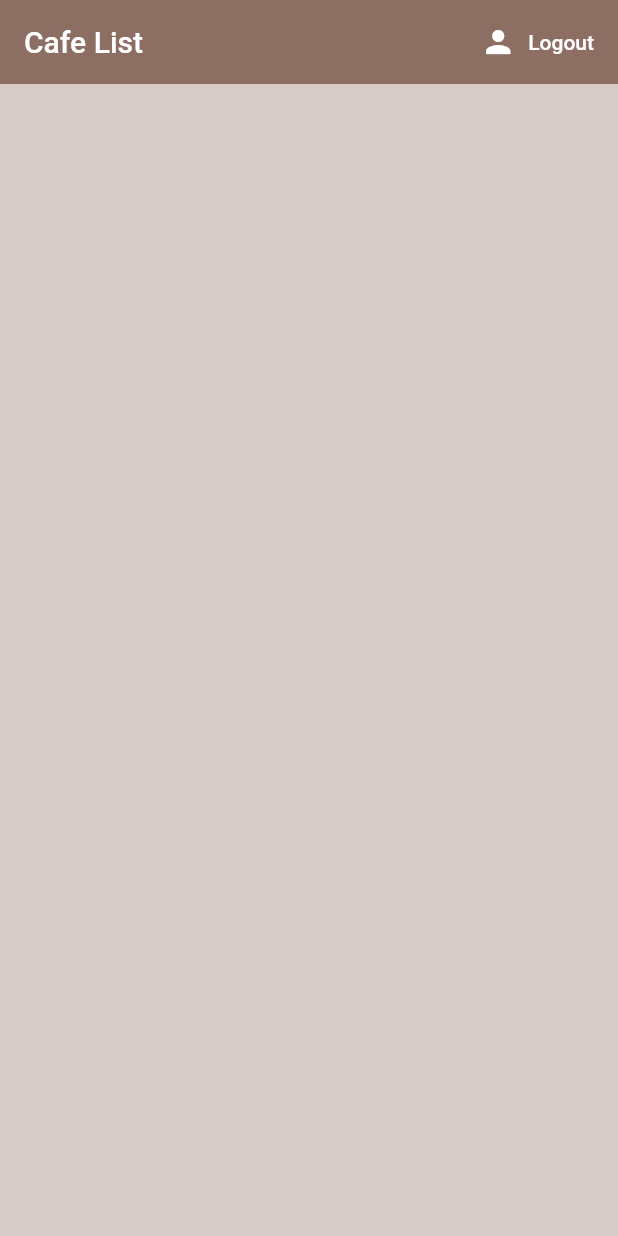
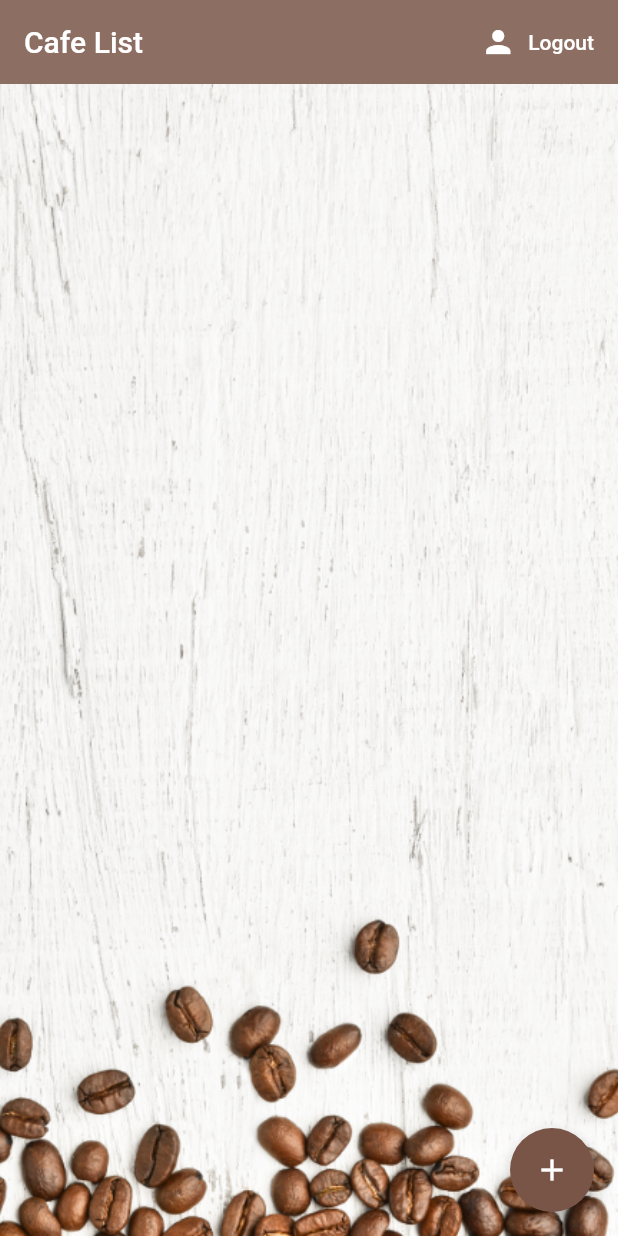
Before and after one commit to alirezanazari/flutter_cafe, a Flutter app: the screen it shows once a user with an empty profile is signed in, on a phone screen of 412 x 824 dp. Run offline on Flutter 3.47's test engine with Material 2 defaults, Android fonts, the phone set to English and light mode, and no system bars; our stand-ins replace cloud_firestore, firebase_auth, flutter_spinkit; accounts and stored records are empty.

Commit message:
Complete add new Cafe

```diff
--- a/lib/data/auth.dart
+++ b/lib/data/auth.dart
@@ -1,5 +1,4 @@
 import 'package:firebase_auth/firebase_auth.dart';
-import 'package:fluttercafe/data/cafe.dart';
 import 'package:fluttercafe/data/entity/user.dart';
 
 class AuthRepository{
@@ -39,7 +38,6 @@ class AuthRepository{
   Future registerWithEmailAndPassword(String email , String password) async{
     try{
       AuthResult result= await _auth.createUserWithEmailAndPassword(email: email, password: password);
-      if(result != null) await CafeRepository(userId: result.user.uid).updateUserData('Test Cafe', "Test Llocation", 0);
       return _getUserFromFirebase(result.user);
     }catch(e){
       print(e.toString());
--- a/lib/data/cafe.dart
+++ b/lib/data/cafe.dart
@@ -9,8 +9,8 @@ class CafeRepository{
 
   final CollectionReference cafeCollection = Firestore.instance.collection('cafe');
 
-  Future<void> updateUserData(String name , String location , int rate) async{
-    return await cafeCollection.document(userId).setData({
+  Future<void> addNewCafe(String name , String location , int rate) async{
+    return await cafeCollection.document('${name.replaceAll(' ', '_').trim().toLowerCase()}$userId').setData({
       'name' :  name,
       'location': location ,
       'rate' : rate
--- a/lib/ui/authenticate/register.dart
+++ b/lib/ui/authenticate/register.dart
@@ -80,7 +80,7 @@ class _RegisterState extends State<Register> {
                 onPressed: () async{
                   if(_formKey.currentState.validate()){
                     setState(() => isLoading = true);
-                    dynamic user = await _authRepo.registerWithEmailAndPassword(_email, _password);
+                    dynamic user = await _authRepo.registerWithEmailAndPassword(_email.trim(), _password.trim());
                     setState(() {
                       _error = user == null ? 'Register failed , try with valid data' : '';
                       if(user == null) setState(() => isLoading = false);
--- a/lib/ui/authenticate/sign_in.dart
+++ b/lib/ui/authenticate/sign_in.dart
@@ -74,7 +74,7 @@ class _SignInState extends State<SignIn> {
                 onPressed: () async{
                   if(_formKey.currentState.validate()){
                     setState(() => isLoading = true);
-                    dynamic user = await _authRepo.signInWithEmailAndPassword(_email, _password);
+                    dynamic user = await _authRepo.signInWithEmailAndPassword(_email.trim(), _password.trim());
                     setState(() => _error = user == null ? 'Sign in failed , try with valid info' : '');
                     if(user == null) setState(() => isLoading = false);
                   }
--- a/lib/ui/home/cafe_list.dart
+++ b/lib/ui/home/cafe_list.dart
@@ -1,4 +1,3 @@
-import 'package:cloud_firestore/cloud_firestore.dart';
 import 'package:flutter/material.dart';
 import 'package:fluttercafe/data/entity/cafe.dart';
 import 'package:provider/provider.dart';
@@ -12,10 +11,10 @@ class _CafeListState extends State<CafeList> {
   @override
   Widget build(BuildContext context) {
 
-    final cafes = Provider.of<List<Cafe>>(context);
+    final cafes = Provider.of<List<Cafe>>(context) ?? [];
 
     return ListView.builder(
-      itemCount: cafes == null ? 0 : cafes.length,
+      itemCount: cafes.length,
       itemBuilder: (context , index){
         return CafeTile(cafe: cafes[index]);
       },
--- a/lib/ui/home/home.dart
+++ b/lib/ui/home/home.dart
@@ -3,6 +3,7 @@ import 'package:flutter/material.dart';
 import 'package:fluttercafe/data/auth.dart';
 import 'package:fluttercafe/data/cafe.dart';
 import 'package:fluttercafe/data/entity/cafe.dart';
+import 'package:fluttercafe/ui/home/add_cafe.dart';
 import 'package:fluttercafe/ui/home/cafe_list.dart';
 import 'package:provider/provider.dart';
 
@@ -11,10 +12,21 @@ class Home extends StatelessWidget {
   Widget build(BuildContext context) {
     final AuthRepository _auth = AuthRepository();
 
+    void _onAddCafeClicked() {
+      showModalBottomSheet(
+          context: context,
+          builder: (context) {
+            return Container(
+              color: Colors.white,
+              padding: EdgeInsets.symmetric(horizontal: 60, vertical: 40),
+              child: AddCafeForm(),
+            );
+          });
+    }
+
     return StreamProvider<List<Cafe>>.value(
       value: CafeRepository().cafes,
       child: Scaffold(
-        backgroundColor: Colors.brown[100],
         appBar: AppBar(
           title: Text('Cafe List'),
           backgroundColor: Colors.brown[400],
@@ -22,11 +34,11 @@ class Home extends StatelessWidget {
           actions: <Widget>[
             FlatButton.icon(
               icon: Icon(
-                Icons.person ,
+                Icons.person,
                 color: Colors.white,
               ),
               label: Text(
-                'Logout' ,
+                'Logout',
                 style: TextStyle(color: Colors.white),
               ),
               onPressed: () async {
@@ -35,7 +47,20 @@ class Home extends StatelessWidget {
             )
           ],
         ),
-        body: CafeList(),
+        body: Container(
+            decoration: BoxDecoration(
+                image: DecorationImage(
+                    image: AssetImage('assets/coffee_bg.png'),
+                    fit: BoxFit.cover
+                )
+            ),
+            child: CafeList()
+        ),
+        floatingActionButton: FloatingActionButton(
+          child: Icon(Icons.add),
+          backgroundColor: Colors.brown,
+          onPressed: _onAddCafeClicked,
+        ),
       ),
     );
   }
```
Also changed, not shown: lib/ui/home/add_cafe.dart (added, +84 -0 lines), assets/coffee_bg.png (added).
